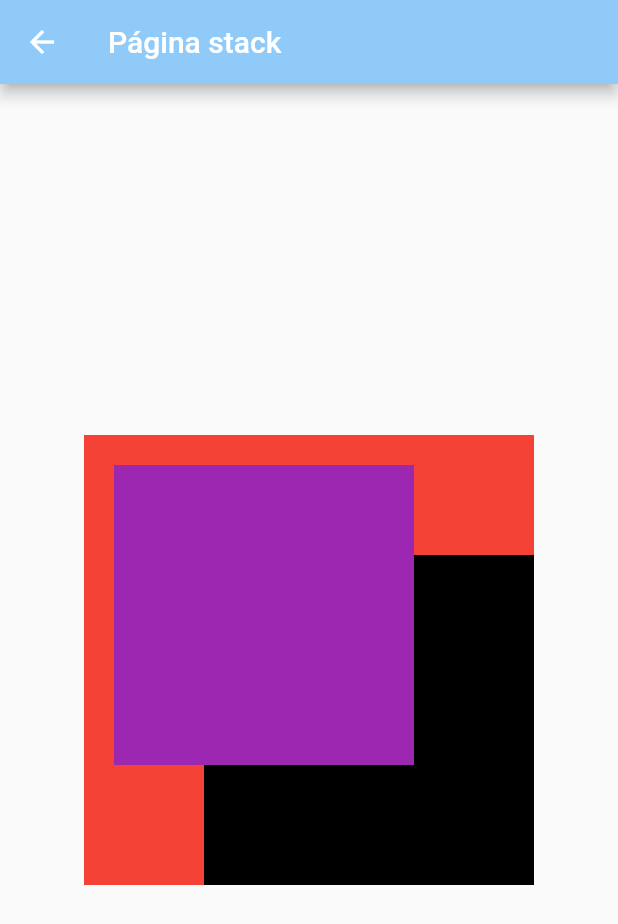
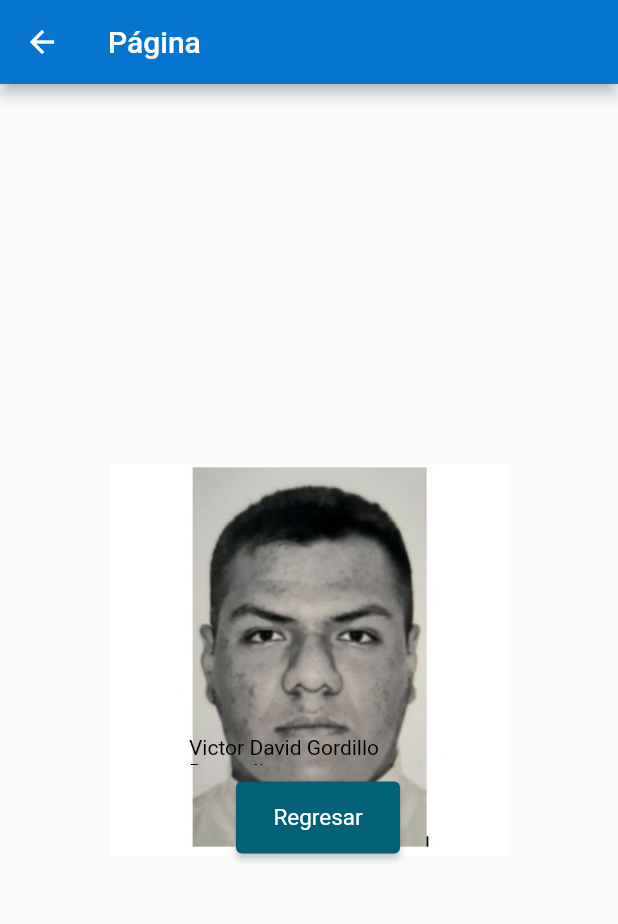
Before and after one commit to VictorLord1/Flutter, a Flutter app: the TestStack screen opened by its route, on a phone screen of 412 x 824 dp. Shown: the top 924 px of the screen. Run offline on Flutter 3.47's test engine with Material 2 defaults, Android fonts, the phone set to English and light mode, and no system bars.

Commit message:
Cuarto commit

```diff
--- a/lib/screens/TestStack.dart
+++ b/lib/screens/TestStack.dart
@@ -7,54 +7,83 @@ class TestStack extends StatelessWidget {
   Widget build(BuildContext context) {
     return Scaffold(
       appBar: AppBar(
-        title: const Text("Página stack"),
-        backgroundColor: Colors.blue[200],
+        title: const Text("Página"),
+        backgroundColor: Color.fromARGB(255, 7, 117, 207),
       ),
       //body: stackSinPos()
       body: Center(
-        child:SizedBox(
-          width:300.0,
+        child: SizedBox(
+          width: 300.0,
           height: 300.0,
           child: Center(
             child: Stack(
-              clipBehavior: Clip.antiAliasWithSaveLayer, fit: StackFit.expand,
+              clipBehavior: Clip.antiAliasWithSaveLayer,
+              fit: StackFit.expand,
               overflow: Overflow.visible,
               children: <Widget>[
+                ////IMAGEN/////////
                 Container(
-                  width:300.0,
+                  width: 300.0,
                   height: 300.0,
-                  color: Colors.red,
+                  //color: Colors.red,
+                  padding: const EdgeInsets.all(15.0),
+                  decoration: const BoxDecoration(
+                      image: DecorationImage(
+                          image: AssetImage('assets/img/VD.jpg'))),
+
+                  //TEXTO//
                 ),
                 Positioned(
-                  top: 80.0,
-                  left: 80.0,
-                  child: Container(
-                    width:250.0,
-                    height:250.0,
-                    color: Colors.black,
-                  )
-                ),
+                    top: 200.0,
+                    left: 70.0,
+                    child: Container(
+                      width: 180.0,
+                      height: 20.0,
+                      //color: Colors.black,
+                      child: const Text('Victor David Gordillo Resendiz',
+                          style:
+                              TextStyle(color: Color.fromARGB(255, 0, 0, 0))),
+                    )),
+
+                //BOTON
                 Positioned(
-                  top: 20.0,
-                  left: 20.0,
-                  child: Container(
-                    width:200.0,
-                    height:200.0,
-                    color: Colors.purple,
-                  )
-                )
+                    top: 230.0,
+                    left: 81.0,
+                    child: Container(
+                      width: 150.0,
+                      height: 50.0,
+                      child: Column(
+                          crossAxisAlignment: CrossAxisAlignment.center,
+                          mainAxisAlignment: MainAxisAlignment.center,
+                          children: <Widget>[
+                            ElevatedButton(
+                              style: ButtonStyle(
+                                  backgroundColor: MaterialStateProperty.all(
+                                      Color.fromARGB(255, 2, 96, 119)),
+                                  padding: MaterialStateProperty.all(
+                                      const EdgeInsets.symmetric(
+                                          horizontal: 25, vertical: 15)),
+                                  textStyle: MaterialStateProperty.all(
+                                      const TextStyle(fontSize: 15))),
+                              child: const Text('Regresar'),
+                              onPressed: () => Navigator.pop(context),
+                            )
+                          ]),
+                    ))
               ],
-            )
+            ),
           ),
-        )
+        ),
       ),
     );
   }
-  Widget  stackSinPos(){
+
+  Widget stackSinPos() {
     return Center(
-        child:SizedBox(
-          width:300.0,
-          height: 300.0,
+      child: SizedBox(
+        width: 300.0,
+        height: 300.0,
+        child: Center(
           child: Stack(
             children: <Widget>[
               Container(
@@ -63,40 +92,33 @@ class TestStack extends StatelessWidget {
                 color: Colors.red,
                 alignment: Alignment.topRight,
                 padding: const EdgeInsets.all(15.0),
-                child: const Text(
-                  "Uno",
-                  style: TextStyle(color: Colors.white),
-                  ),
+                child: const Text('Uno', style: TextStyle(color: Colors.white)),
               ),
               Container(
                 width: 250.0,
                 height: 250.0,
-                color: Colors.black,
+                color: Color.fromARGB(255, 54, 244, 187),
                 alignment: Alignment.bottomLeft,
                 padding: const EdgeInsets.all(15.0),
-                child: const Text(
-                  "Dos",
-                  style: TextStyle(color: Colors.white),
-                  ),
-              ),Container(
+                child: const Text('Dos', style: TextStyle(color: Colors.white)),
+              ),
+              Container(
                 width: 200.0,
                 height: 200.0,
-                //color: Colors.purple,
+                //color: Color.fromARGB(255, 193, 244, 54),
                 alignment: Alignment.bottomCenter,
                 padding: const EdgeInsets.all(15.0),
                 decoration: const BoxDecoration(
-                  image:DecorationImage(
-                    image:  NetworkImage("https://ih1.redbubble.net/image.1558722819.4560/bg,f8f8f8-flat,750x,075,f-pad,750x1000,f8f8f8.jpg")
-                  ),
-                ),
-                child: const Text(
-                  "Tres",
-                  style: TextStyle(color: Colors.red),
-                ),
-              )
+                    image: DecorationImage(
+                        image: NetworkImage(
+                            'https://res.cloudinary.com/teepublic/image/private/s--lxNXHPN3--/c_fit,g_north_west,h_840,w_679/co_ffffff,e_outline:40/co_ffffff,e_outline:inner_fill:1/co_ffffff,e_outline:40/co_ffffff,e_outline:inner_fill:1/co_bbbbbb,e_outline:3:1000/c_mpad,g_center,h_1260,w_1260/b_rgb:eeeeee/c_limit,f_jpg,h_630,q_90,w_630/v1585726530/production/designs/8796655_0.jpg'))),
+                child:
+                    const Text('Tres', style: TextStyle(color: Colors.black)),
+              ),
             ],
-          )
+          ),
         ),
+      ),
     );
   }
 }
```
